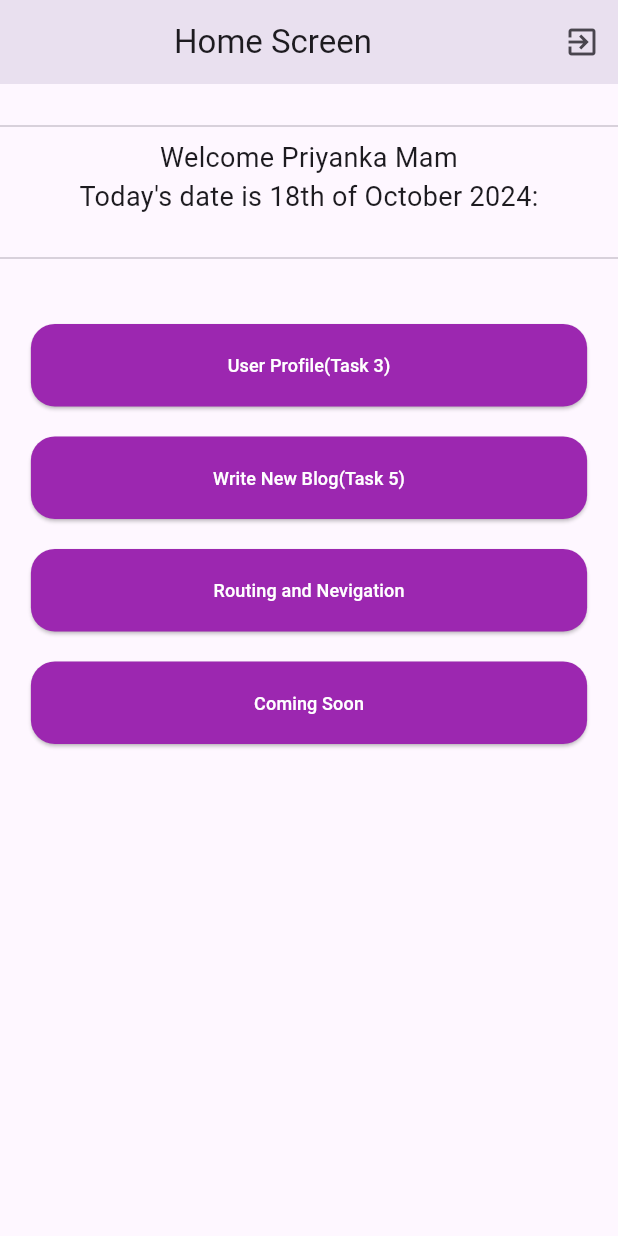
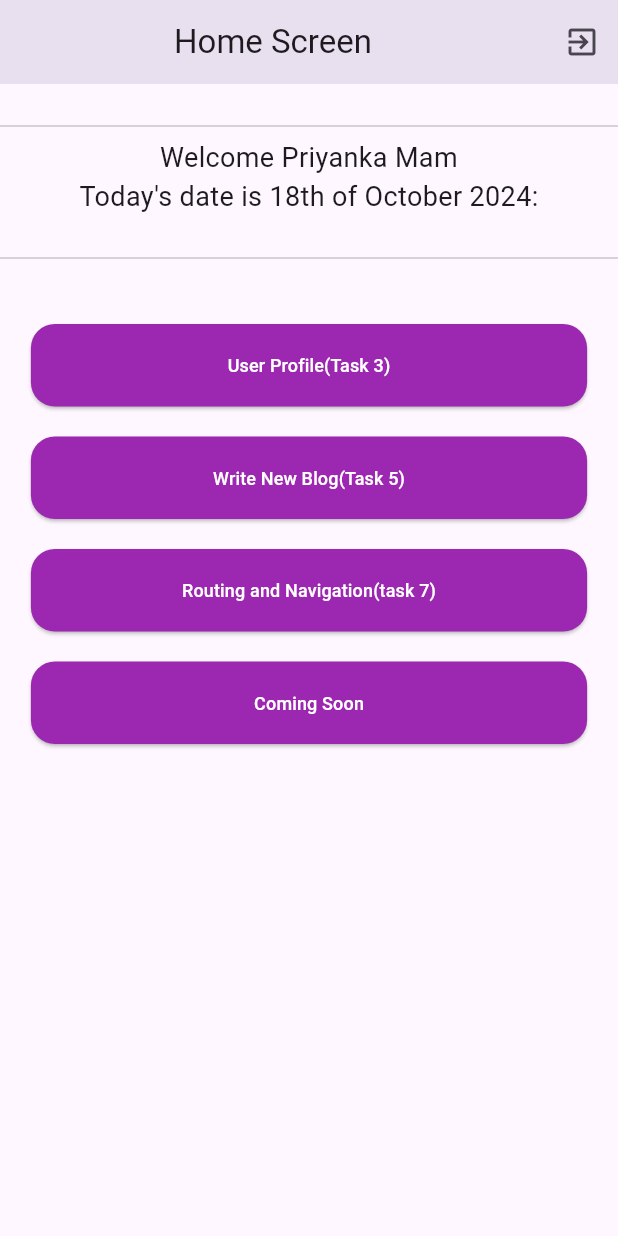
Before and after one commit to ShashankKadam1994/flutter_project, a Flutter app: the screen it shows after launch, on a phone screen of 412 x 824 dp. Run offline on Flutter 3.47's test engine with Material 3 defaults, Android fonts, the phone set to English and light mode, and no system bars; our stand-ins replace email_validator, form_validator, shared_preferences, sqflite, video_player; accounts and stored records are empty.

```diff
--- a/lib/homeNew.dart
+++ b/lib/homeNew.dart
@@ -186,7 +186,7 @@ class _HomeNewState extends State<Homenew> {
                       width: buttonWidth,
                       height: buttonHeight,
                       child:ActionButtons(
-                        text: "Routing and Nevigation",
+                        text: "Routing and Navigation(task 7)",
                         onPressed: () {
                           Navigator.push(
                             context,
```
